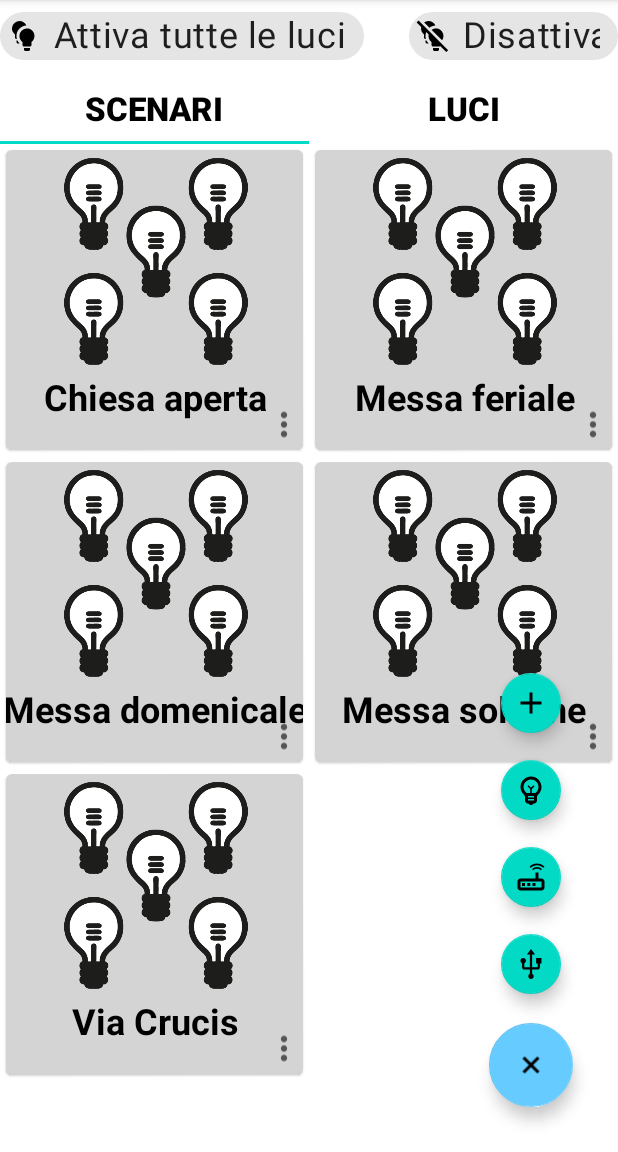
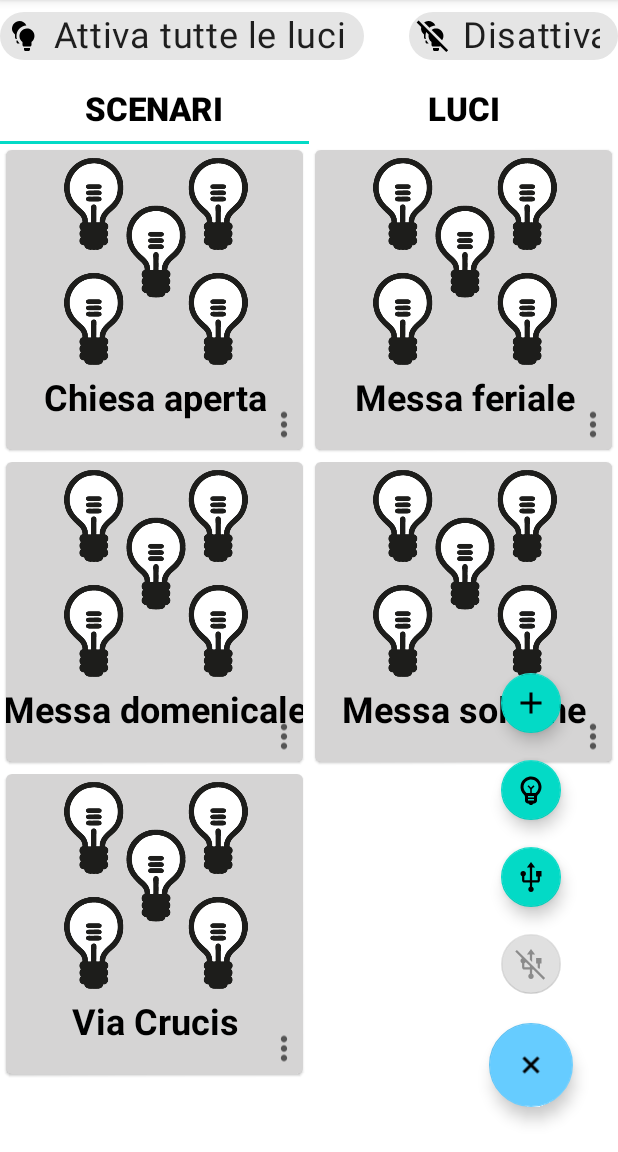
Before and after one commit to simonebenzi/ChiesaGaggiola, an Android app: the screen it shows after launch (MainActivity), after a tap on "Floating button", on a phone screen of 412 x 824 dp, the part 84-1236 px from its top. Run offline under Robolectric (Android 15) with nearby library versions, the phone set to English and light mode, and no system bars; our stand-ins replace Volley; libraries missing offline, so code that uses them is left out: com.felhr.usbserial; 1 statement that could not run was skipped.

Commit message:
Aggiunta/o accensione/spegnimento scenari da seriale

```diff
--- a/AppChiesa/app/src/main/java/com/or/appchiesa/LightsFragment.java
+++ b/AppChiesa/app/src/main/java/com/or/appchiesa/LightsFragment.java
@@ -76,10 +76,10 @@ public class LightsFragment extends Fragment {
 
                 if (!state) {
 //                    aSwitch.switchLightOn(ipAddress, name, opName, imageView);
-                    serialSwitch.lightSerialSwitch(name, opName, true, imageView);
+                    serialSwitch.lightSerialSwitch(opName, true, imageView);
                 } else {
 //                    aSwitch.switchLightOff(ipAddress, name, opName, imageView);
-                    serialSwitch.lightSerialSwitch(name, opName, false, imageView);
+                    serialSwitch.lightSerialSwitch(opName, false, imageView);
                 }
             }
 
--- a/AppChiesa/app/src/main/java/com/or/appchiesa/MainActivity.java
+++ b/AppChiesa/app/src/main/java/com/or/appchiesa/MainActivity.java
@@ -54,7 +54,7 @@ public class MainActivity extends AppCompatActivity
     private TabLayout tabLayout;
     private ArrayList<String> titles;
 
-    private FloatingActionButton startSerialFab;
+    private FloatingActionButton startSerialFab, stopSerialFab;
 
     @Override
     protected void onCreate(Bundle savedInstanceState) {
@@ -81,12 +81,12 @@ public class MainActivity extends AppCompatActivity
         // Hide mini-FAB (add light/group buttons)
         final FloatingActionButton addGroupFab = (FloatingActionButton) findViewById(R.id.add_group);
         final FloatingActionButton addLightFab = (FloatingActionButton) findViewById(R.id.add_light);
-        final FloatingActionButton updateIpAddressFab = (FloatingActionButton) findViewById(R.id.update_ip);
         startSerialFab = (FloatingActionButton) findViewById(R.id.start_serial);
+        stopSerialFab = (FloatingActionButton) findViewById(R.id.stop_serial);
         ViewAnimation.init(addGroupFab);
         ViewAnimation.init(addLightFab);
-        ViewAnimation.init(updateIpAddressFab);
         ViewAnimation.init(startSerialFab);
+        ViewAnimation.init(stopSerialFab);
 
         // Add animation to FABs
         final FloatingActionButton mainFab = (FloatingActionButton) findViewById(R.id.add_floating_action_button);
@@ -97,13 +97,13 @@ public class MainActivity extends AppCompatActivity
                 if (isRotate) {
                     ViewAnimation.showIn(addGroupFab);
                     ViewAnimation.showIn(addLightFab);
-                    ViewAnimation.showIn(updateIpAddressFab);
                     ViewAnimation.showIn(startSerialFab);
+                    ViewAnimation.showIn(stopSerialFab);
                 } else {
                     ViewAnimation.showOut(addGroupFab);
                     ViewAnimation.showOut(addLightFab);
-                    ViewAnimation.showOut(updateIpAddressFab);
                     ViewAnimation.showOut(startSerialFab);
+                    ViewAnimation.showOut(stopSerialFab);
                 }
             }
         });
@@ -115,8 +115,8 @@ public class MainActivity extends AppCompatActivity
                 displayLightDialog();
                 ViewAnimation.showOut(v);
                 ViewAnimation.showOut(addGroupFab);
-                ViewAnimation.showOut(updateIpAddressFab);
                 ViewAnimation.showOut(startSerialFab);
+                ViewAnimation.showOut(stopSerialFab);
                 isRotate = ViewAnimation.rotateFloatingButton(mainFab, !isRotate);
 
             }
@@ -128,20 +128,8 @@ public class MainActivity extends AppCompatActivity
                 displayAddGroupDialog();
                 ViewAnimation.showOut(v);
                 ViewAnimation.showOut(addLightFab);
-                ViewAnimation.showOut(updateIpAddressFab);
                 ViewAnimation.showOut(startSerialFab);
-                isRotate = ViewAnimation.rotateFloatingButton(mainFab, !isRotate);
-            }
-        });
-
-        updateIpAddressFab.setOnClickListener(new View.OnClickListener() {
-            @Override
-            public void onClick(View v) {
-                displayUpdateIpAddressDialog();
-                ViewAnimation.showOut(v);
-                ViewAnimation.showOut(addLightFab);
-                ViewAnimation.showOut(addGroupFab);
-                ViewAnimation.showOut(startSerialFab);
+                ViewAnimation.showOut(stopSerialFab);
                 isRotate = ViewAnimation.rotateFloatingButton(mainFab, !isRotate);
             }
         });
@@ -153,7 +141,19 @@ public class MainActivity extends AppCompatActivity
                 ViewAnimation.showOut(v);
                 ViewAnimation.showOut(addLightFab);
                 ViewAnimation.showOut(addGroupFab);
-                ViewAnimation.showOut(updateIpAddressFab);
+                ViewAnimation.showOut(stopSerialFab);
+                isRotate = ViewAnimation.rotateFloatingButton(mainFab, !isRotate);
+            }
+        });
+
+        stopSerialFab.setOnClickListener(new View.OnClickListener() {
+            @Override
+            public void onClick(View v) {
+                onClickStop(stopSerialFab);
+                ViewAnimation.showOut(v);
+                ViewAnimation.showOut(addLightFab);
+                ViewAnimation.showOut(addGroupFab);
+                ViewAnimation.showOut(startSerialFab);
                 isRotate = ViewAnimation.rotateFloatingButton(mainFab, !isRotate);
             }
         });
@@ -166,6 +166,7 @@ public class MainActivity extends AppCompatActivity
         filter.addAction(UsbManager.ACTION_USB_DEVICE_ATTACHED);
         filter.addAction(UsbManager.ACTION_USB_DEVICE_DETACHED);
         registerReceiver(aSerial.getBroadcastReceiver(), filter);
+        //aSerial.openConnection();
     }
 
     @Override
@@ -361,6 +362,7 @@ public class MainActivity extends AppCompatActivity
     @Override
     public void enableStartButton(boolean state) {
         startSerialFab.setEnabled(!state);
+        stopSerialFab.setEnabled(state);
     }
 
     @Override
@@ -406,7 +408,18 @@ public class MainActivity extends AppCompatActivity
     }
 
     @Override
+    public void stop() {
+        onClickStop(stopSerialFab);
+    }
+
+    @Override
     public void write(String command) {
         aSerial.getSerialPort().write(command.getBytes());
     }
+
+    public void onClickStop(View view) {
+        enableStartButton(false);
+        aSerial.getSerialPort().close();
+        showToast(this, "Sistema disconnesso!");
+    }
 }
--- a/AppChiesa/app/src/main/java/com/or/appchiesa/ScenariosFragment.java
+++ b/AppChiesa/app/src/main/java/com/or/appchiesa/ScenariosFragment.java
@@ -27,9 +27,10 @@ public class ScenariosFragment extends Fragment {
     private UpdateLightsRecycle updateLightsRecycleInter;
 
     private ChildRecyclerAdapter adapter;
-    private Switch aSwitch;
+    //private Switch aSwitch;
     private DBHelper dbHelper;
     private SQLiteDatabase db;
+    private Serial serial;
 
     interface SwitchFragment {
         void groupFragmentSwitch();
@@ -68,8 +69,11 @@ public class ScenariosFragment extends Fragment {
 
         }
 
+        // Initialize serial switch
+        serial = new Serial(getContext());
 
-        aSwitch = new Switch(getContext());
+
+        //aSwitch = new Switch(getContext());
 
         this.adapter = new ChildRecyclerAdapter(getContext(), scenariosName, scenariosImages, "scenario");
         groupRecycler.setAdapter(this.adapter);
@@ -140,12 +144,14 @@ public class ScenariosFragment extends Fragment {
         String[] scenarioLightsArray = convertStringToArray(scenarioLightsStr);
         ArrayList<String> scenarioLightsList = new ArrayList<>(Arrays.asList(scenarioLightsArray));
 
-        String ipAddress = dbHelper.getIpAddress();
+        //String ipAddress = dbHelper.getIpAddress();
 
         if (!state) {
-            aSwitch.switchScenarioOn(scenario, scenarioLightsList, ipAddress, imageView, getAdapter());
+            //aSwitch.switchScenarioOn(scenario, scenarioLightsList, ipAddress, imageView, getAdapter());
+            serial.scenarioSerialSwitch(scenario, scenarioLightsList, true, imageView, adapter);
         } else {
-            aSwitch.switchScenarioOff(scenario, scenarioLightsList, ipAddress, imageView);
+            //aSwitch.switchScenarioOff(scenario, scenarioLightsList, ipAddress, imageView);
+            serial.scenarioSerialSwitch(scenario, scenarioLightsList, false, imageView, adapter);
         }
 
         updateLightsRecycleInter.updateLightsRecycle();
--- /dev/null
+++ b/AppChiesa/app/src/main/res/drawable/usb_off.xml
@@ -0,0 +1,10 @@
+<vector xmlns:android="http://schemas.android.com/apk/res/android"
+    android:width="48dp"
+    android:height="48dp"
+    android:viewportWidth="48"
+    android:viewportHeight="48"
+    android:tint="?attr/colorControlNormal">
+  <path
+      android:fillColor="@android:color/white"
+      android:pathData="M40.65,44.95 L27.1,31.4H25.5V36.95Q26.5,37.5 27.05,38.45Q27.6,39.4 27.6,40.4Q27.6,42 26.6,43Q25.6,44 24,44Q22.4,44 21.4,43Q20.4,42 20.4,40.4Q20.4,39.3 20.95,38.4Q21.5,37.5 22.5,36.95V31.4H15.1Q13.9,31.4 13,30.5Q12.1,29.6 12.1,28.4V22.95Q11.1,22.5 10.55,21.625Q10,20.75 10,19.6Q10,18.45 10.55,17.575Q11.1,16.7 12,16.3L3.05,7.35L5.2,5.2L42.8,42.8ZM34.9,30.6 L32.9,28.6V23.2H30.8V16H38V23.2H35.9V28.4Q35.9,29.05 35.625,29.625Q35.35,30.2 34.9,30.6ZM15.1,28.4H22.5V26.8L16.9,21.2Q16.65,21.75 16.2,22.225Q15.75,22.7 15.1,22.95V28.4Q15.1,28.4 15.1,28.4Q15.1,28.4 15.1,28.4ZM25.5,21.2 L22.5,18.2V11.4H18.5L24,3.95L29.5,11.4H25.5Z"/>
+</vector>
--- a/AppChiesa/app/src/main/res/layout/activity_main.xml
+++ b/AppChiesa/app/src/main/res/layout/activity_main.xml
@@ -96,35 +96,34 @@
         android:layout_marginBottom="10dp"
         android:contentDescription="@string/add_light_floating_button"
         app:fabSize="mini"
-        app:layout_constraintBottom_toTopOf="@+id/update_ip"
-        app:layout_constraintEnd_toEndOf="@+id/update_ip"
-        app:layout_constraintStart_toStartOf="@+id/update_ip"
-        app:srcCompat="@drawable/ic_light_icon" />
-
-    <com.google.android.material.floatingactionbutton.FloatingActionButton
-        android:id="@+id/update_ip"
-        android:layout_width="wrap_content"
-        android:layout_height="wrap_content"
-        android:layout_marginBottom="10dp"
-        android:contentDescription="@string/update_ip_floating_button"
-        app:fabSize="mini"
         app:layout_constraintBottom_toTopOf="@+id/start_serial"
         app:layout_constraintEnd_toEndOf="@+id/start_serial"
         app:layout_constraintStart_toStartOf="@+id/start_serial"
-        app:srcCompat="@drawable/outline_router_24" />
+        app:srcCompat="@drawable/ic_light_icon" />
 
     <com.google.android.material.floatingactionbutton.FloatingActionButton
         android:id="@+id/start_serial"
         android:layout_width="wrap_content"
         android:layout_height="wrap_content"
+        android:layout_marginBottom="10dp"
+        android:contentDescription="@string/start_serial"
+        app:fabSize="mini"
+        app:layout_constraintBottom_toTopOf="@+id/stop_serial"
+        app:layout_constraintEnd_toEndOf="@+id/stop_serial"
+        app:layout_constraintStart_toStartOf="@+id/stop_serial"
+        app:srcCompat="@drawable/usb" />
+
+    <com.google.android.material.floatingactionbutton.FloatingActionButton
+        android:id="@+id/stop_serial"
+        android:layout_width="wrap_content"
+        android:layout_height="wrap_content"
         android:layout_marginBottom="15dp"
-        android:contentDescription="@string/start_serial"
+        android:contentDescription="@string/stop_serial"
         app:fabSize="mini"
         app:layout_constraintBottom_toTopOf="@+id/add_floating_action_button"
         app:layout_constraintEnd_toEndOf="@+id/add_floating_action_button"
         app:layout_constraintStart_toStartOf="@+id/add_floating_action_button"
-        app:srcCompat="@drawable/usb"
-        android:onClick="onClickStart"/>
+        app:srcCompat="@drawable/usb_off" />
 
     <com.google.android.material.floatingactionbutton.FloatingActionButton
         android:id="@+id/add_floating_action_button"
--- a/AppChiesa/app/src/main/res/values/strings.xml
+++ b/AppChiesa/app/src/main/res/values/strings.xml
@@ -27,4 +27,5 @@
     <string name="modify_light">Modifica luce</string>
     <string name="connection_error">Sistema non disponibile, riprovare tra pochi secondi!</string>
     <string name="start_serial">Inizializza seriale</string>
+    <string name="stop_serial">De-inizializza seriale</string>
 </resources>
```
Also changed, not shown: AppChiesa/app/src/main/java/com/or/appchiesa/DBHelper.java (+19 -0 lines), AppChiesa/app/src/main/java/com/or/appchiesa/Serial.java (+116 -25 lines).
